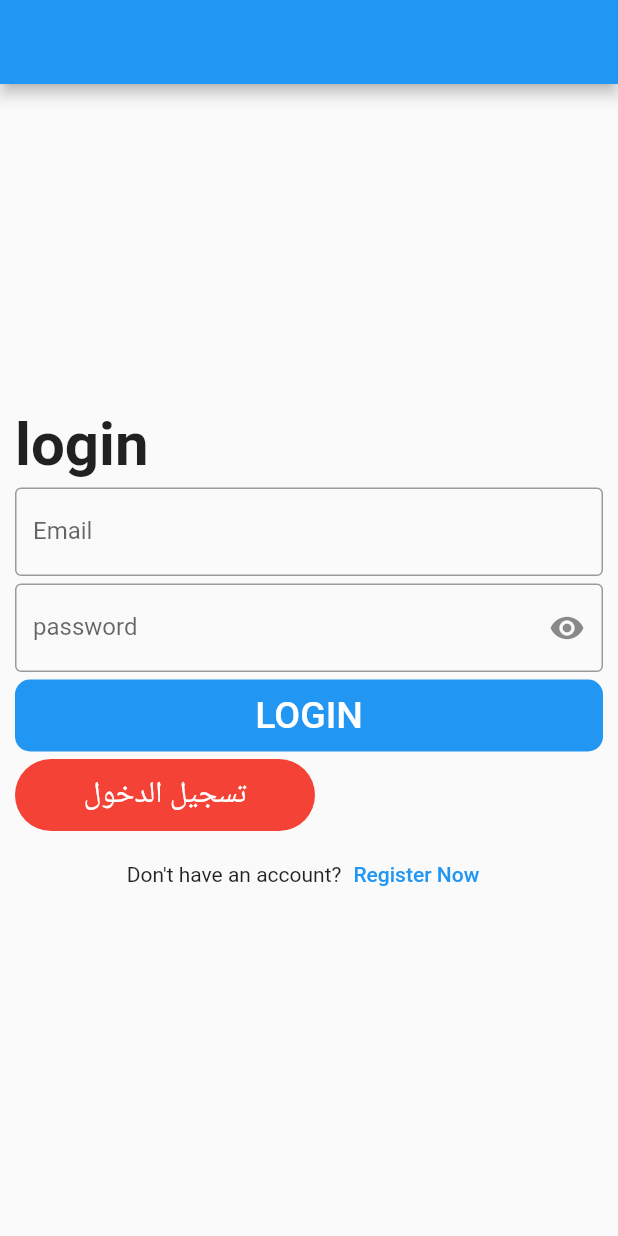
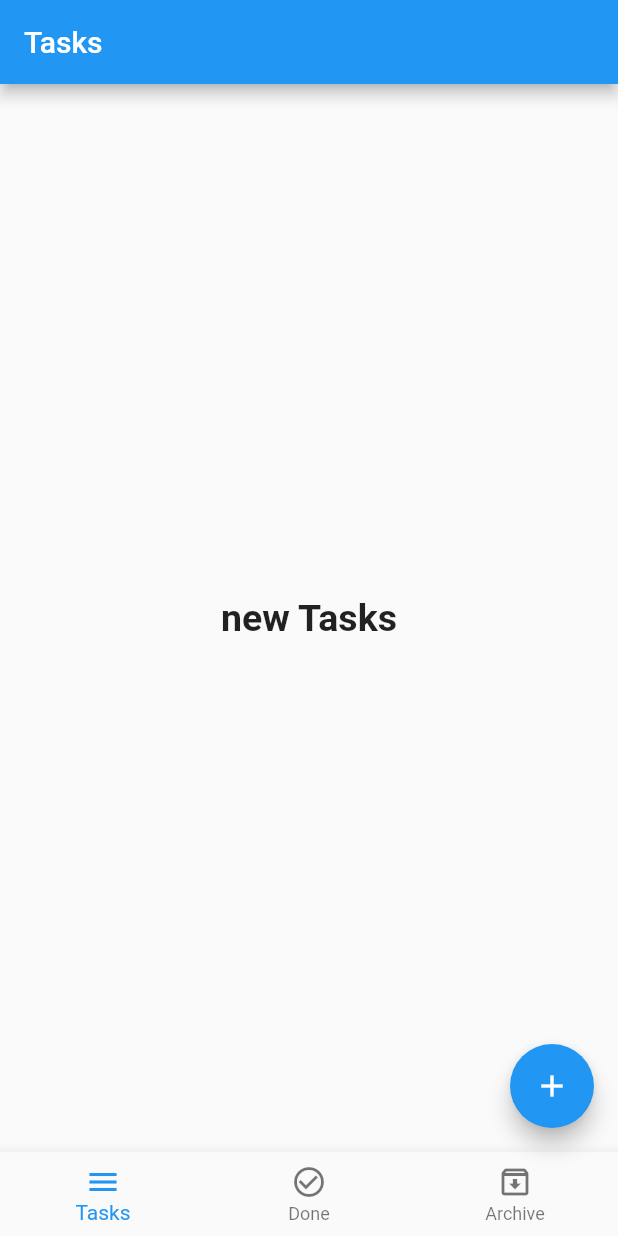
Before and after one commit to omar546565/tebiyancodeapp, a Flutter app: the screen it shows after launch, on a phone screen of 412 x 824 dp. Run offline on Flutter 3.47's test engine with Material 2 defaults, Android fonts, the phone set to English and light mode, and no system bars.

Commit message:
new tasks

```diff
--- /dev/null
+++ b/lib/layout/home_layout.dart
@@ -0,0 +1,77 @@
+import 'package:flutter/material.dart';
+
+import '../modules/archive_tasks/archive_tasks_screen.dart';
+import '../modules/done_tasks/done_tasks_screen.dart';
+import '../modules/new_tasks/new_tasks_screen.dart';
+
+class HomeLayout extends StatefulWidget {
+  const HomeLayout({Key? key}) : super(key: key);
+
+  @override
+  State<HomeLayout> createState() => _HomeLayoutState();
+}
+
+class _HomeLayoutState extends State<HomeLayout>
+{
+  int currentIndex = 0 ;
+  List<Widget> screens = [
+    NewTasksScreen(),
+    DoneTasksScreen(),
+    ArchiveTasksScreen(),
+  ];
+  List<String> titles = [
+   'Tasks' ,
+   'Done' ,
+   'Archive' ,
+  ];
+
+
+
+  @override
+  Widget build(BuildContext context) {
+    return Scaffold(
+      appBar: AppBar(
+        title: Text(
+          titles[currentIndex],
+        ),
+      ),
+      body: screens[currentIndex] ,
+      floatingActionButton: FloatingActionButton(
+        onPressed: (){},
+        child: Icon(
+          Icons.add,
+        ),
+      ) ,
+      bottomNavigationBar: BottomNavigationBar(
+        type: BottomNavigationBarType.fixed,
+        currentIndex: currentIndex,
+        onTap: (index){
+          setState(() {
+            currentIndex = index ;
+          });
+
+        },
+        items: [
+          BottomNavigationBarItem(
+            icon: Icon(
+              Icons.menu,
+            ),
+            label: 'Tasks' ,
+          ),
+          BottomNavigationBarItem(
+            icon: Icon(
+              Icons.check_circle_outline,
+            ),
+            label: 'Done' ,
+          ),
+          BottomNavigationBarItem(
+            icon: Icon(
+              Icons.archive_outlined,
+            ),
+            label: 'Archive' ,
+          ),
+        ],
+      ),
+    );
+  }
+}
--- a/lib/main.dart
+++ b/lib/main.dart
@@ -1,5 +1,7 @@
 import 'package:flutter/material.dart';
 import 'package:tebiyancode/modules/login/login_screen.dart';
+
+import 'layout/home_layout.dart';
 
 
 
@@ -18,7 +20,7 @@ class MyApp  extends StatelessWidget
       // ignore: prefer_const_constructors
       return MaterialApp(
         debugShowCheckedModeBanner: false,
-        home:    LoginScreen()
+        home:    HomeLayout()
       ) ;
     }
 }
--- /dev/null
+++ b/lib/modules/new_tasks/new_tasks_screen.dart
@@ -0,0 +1,18 @@
+import 'package:flutter/material.dart';
+
+class NewTasksScreen extends StatelessWidget {
+  const NewTasksScreen({Key? key}) : super(key: key);
+
+  @override
+  Widget build(BuildContext context) {
+    return Center(
+      child: Text(
+        'new Tasks',
+        style:TextStyle(
+          fontSize: 25.0,
+          fontWeight: FontWeight.bold,
+        ),
+      ),
+    );
+  }
+}
```
Also changed, not shown: lib/modules/archive_tasks/archive_tasks_screen.dart (added, +18 -0 lines), lib/modules/done_tasks/done_tasks_screen.dart (added, +18 -0 lines).
